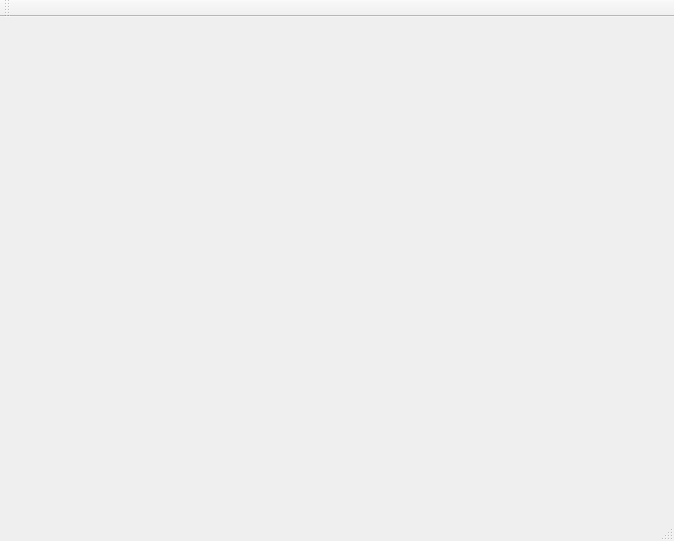
shin-eunsu/qtStudy, file qt_socket_client/mainwindow.ui: the form before one commit.
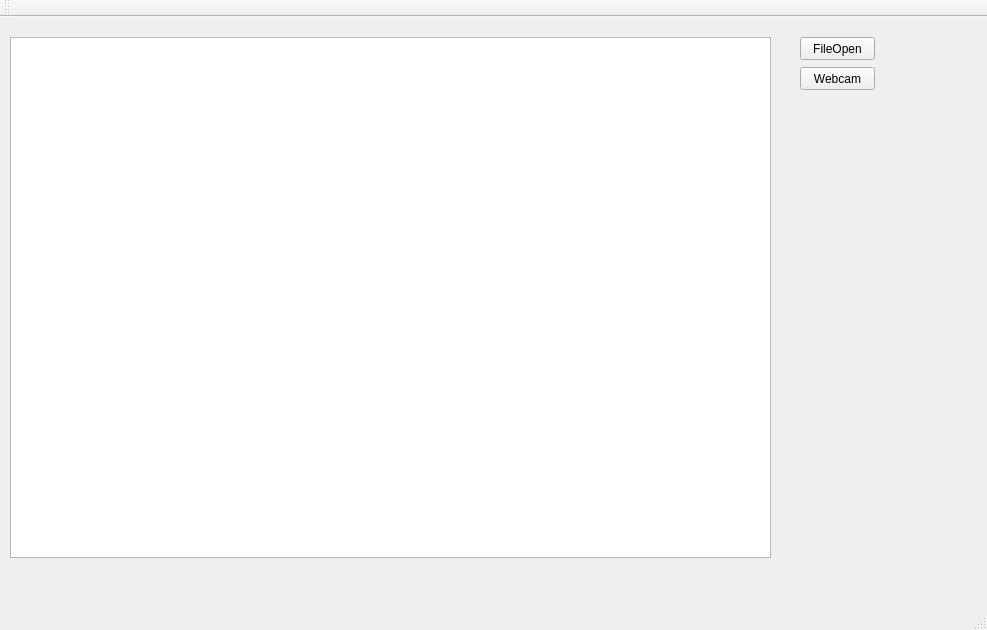
The form after the commit.

```diff
--- a/qt_socket_client/mainwindow.ui
+++ b/qt_socket_client/mainwindow.ui
@@ -6,14 +6,51 @@
    <rect>
     <x>0</x>
     <y>0</y>
-    <width>674</width>
-    <height>541</height>
+    <width>987</width>
+    <height>630</height>
    </rect>
   </property>
   <property name="windowTitle">
    <string>MainWindow</string>
   </property>
-  <widget class="QWidget" name="centralWidget"/>
+  <widget class="QWidget" name="centralWidget">
+   <widget class="QGraphicsView" name="graphicsView">
+    <property name="geometry">
+     <rect>
+      <x>10</x>
+      <y>20</y>
+      <width>761</width>
+      <height>521</height>
+     </rect>
+    </property>
+   </widget>
+   <widget class="QPushButton" name="btn_fileopen">
+    <property name="geometry">
+     <rect>
+      <x>800</x>
+      <y>20</y>
+      <width>75</width>
+      <height>23</height>
+     </rect>
+    </property>
+    <property name="text">
+     <string>FileOpen</string>
+    </property>
+   </widget>
+   <widget class="QPushButton" name="btn_webcam">
+    <property name="geometry">
+     <rect>
+      <x>800</x>
+      <y>50</y>
+      <width>75</width>
+      <height>23</height>
+     </rect>
+    </property>
+    <property name="text">
+     <string>Webcam</string>
+    </property>
+   </widget>
+  </widget>
   <widget class="QMenuBar" name="menuBar">
    <property name="geometry">
     <rect>
```
Left out of the diff: 4 changed lines with no effect on the pictures.
